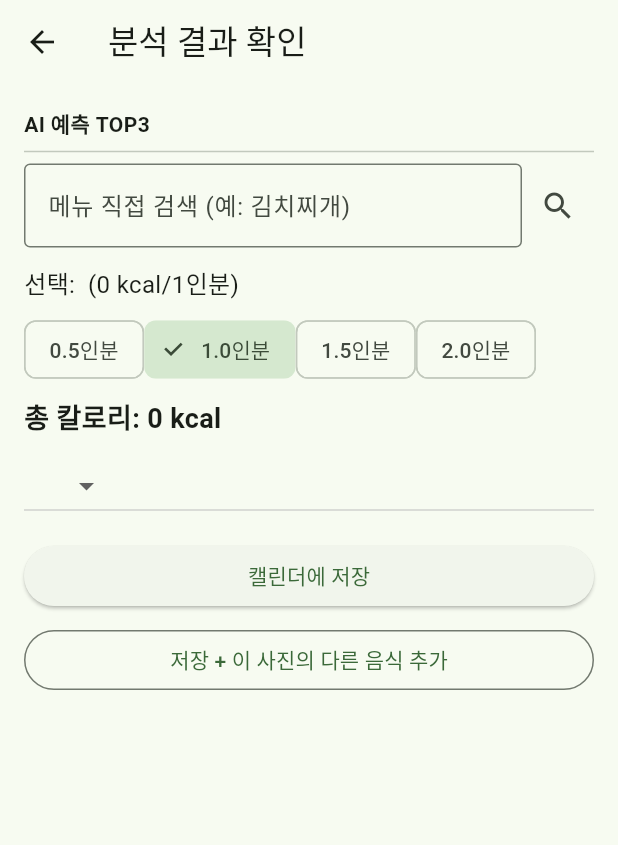
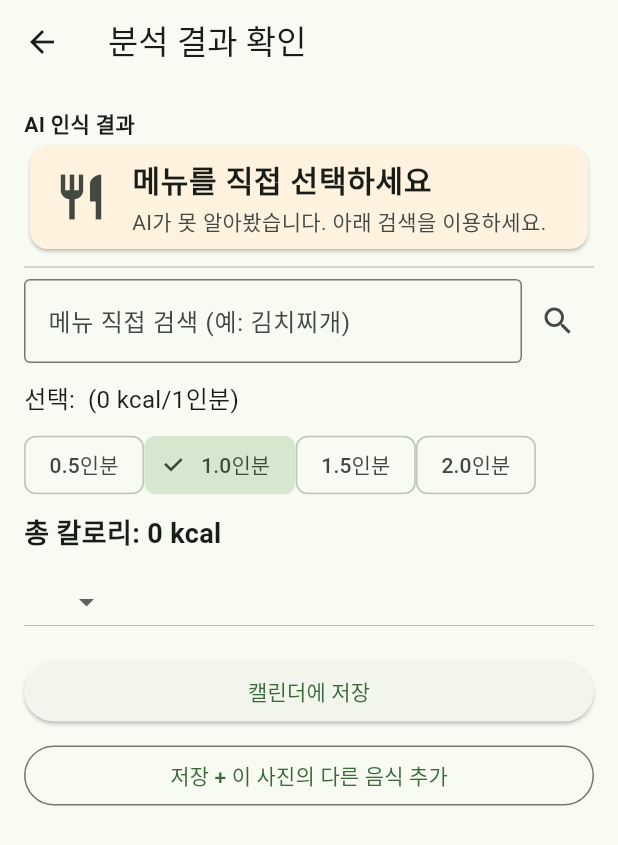
Before and after one commit to DimTaehyeon/diet-hub, a Flutter app: the ResultScreen screen opened directly with empty values, on a phone screen of 412 x 824 dp. Shown: the top 845 px of the screen. Run offline on Flutter 3.47's test engine with Material 3 defaults, Android fonts, the phone set to English and light mode, and no system bars; our stand-ins replace dio, image_picker, table_calendar; network calls fail.

Commit message:
Show TOP1 only + manual search correction

```diff
--- a/frontend/lib/screens/result_screen.dart
+++ b/frontend/lib/screens/result_screen.dart
@@ -134,15 +134,23 @@ class _ResultScreenState extends State<ResultScreen> {
                 child: Text('AI 확신이 낮아요. 아래에서 직접 메뉴를 골라주세요.'),
               ),
             ),
-          const Text('AI 예측 TOP3', style: TextStyle(fontWeight: FontWeight.bold)),
-          ...widget.predictions.map((p) => ListTile(
-                title: Text('${p.label} (${(p.confidence * 100).toStringAsFixed(1)}%)'),
-                subtitle: Text('${p.kcal} kcal / 1인분'),
-                trailing: _foodName == p.label
-                    ? const Icon(Icons.check_circle, color: Colors.green)
-                    : null,
-                onTap: () => _pick(p),
-              )),
+          const Text('AI 인식 결과', style: TextStyle(fontWeight: FontWeight.bold)),
+          // 요청1: TOP3 목록 대신 1위만 크게 표시 (수정은 직접 검색으로)
+          Builder(builder: (_) {
+            final top = widget.predictions.isNotEmpty ? widget.predictions.first : null;
+            final known = top != null && top.label != '직접입력 필요';
+            return Card(
+              color: known ? null : const Color(0xFFFFF3E0),
+              child: ListTile(
+                leading: const Icon(Icons.restaurant, size: 36),
+                title: Text(known ? top.label : '메뉴를 직접 선택하세요',
+                    style: const TextStyle(fontSize: 20, fontWeight: FontWeight.bold)),
+                subtitle: Text(known
+                    ? '확신 ${(top.confidence * 100).toStringAsFixed(1)}% · ${top.kcal} kcal/1인분'
+                    : 'AI가 못 알아봤습니다. 아래 검색을 이용하세요.'),
+              ),
+            );
+          }),
           const Divider(),
           // 직접 검색
           Row(
```
